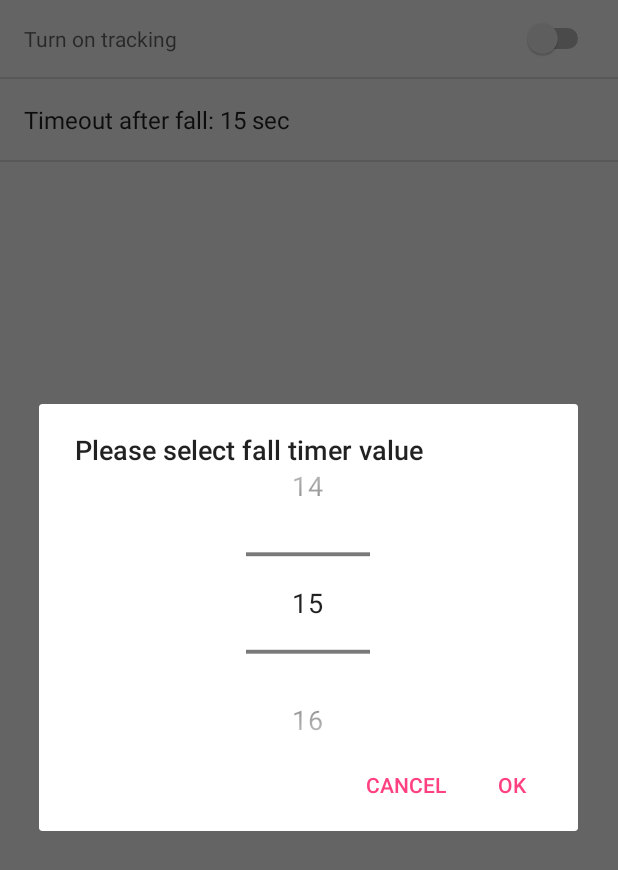
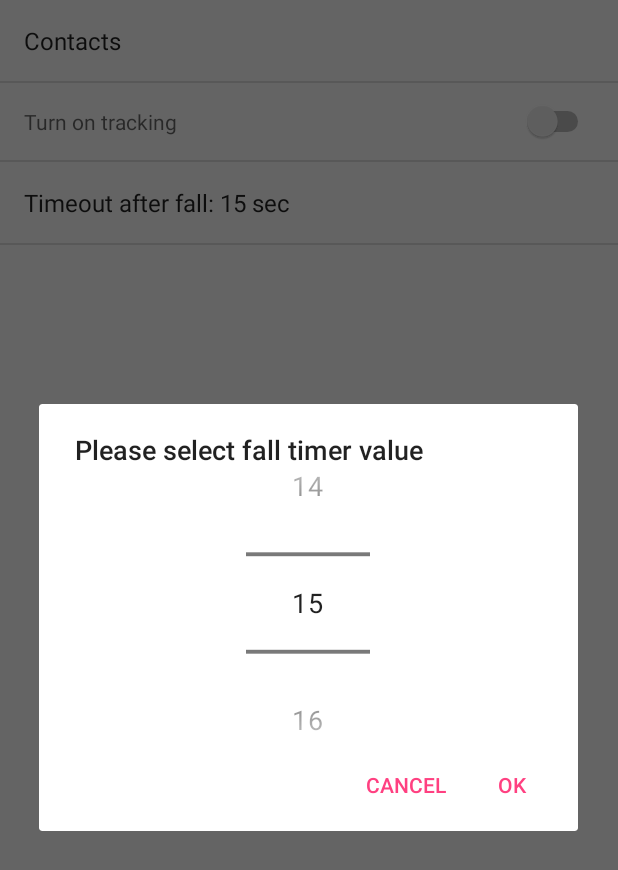
Before and after one commit to dmayboroda/friendinneed, an Android app: the SettingsActivity screen opened directly, with no data from a screen before it, after a tap on an icon or button, on a phone screen of 412 x 824 dp. Shown: the top 870 px of the screen. Run offline under Robolectric (Android 15) with nearby library versions, the phone set to English and light mode, and no system bars; network calls fail.

Commit message:
SettingsActivity

```diff
--- a/app/src/main/java/com/friendinneed/ua/friendinneed/SettingsActivity.java
+++ b/app/src/main/java/com/friendinneed/ua/friendinneed/SettingsActivity.java
@@ -1,10 +1,20 @@
 package com.friendinneed.ua.friendinneed;
 
 import android.content.SharedPreferences;
+import android.graphics.Bitmap;
+import android.graphics.Canvas;
+import android.graphics.drawable.BitmapDrawable;
+import android.graphics.drawable.Drawable;
 import android.os.Bundle;
+import android.preference.EditTextPreference;
 import android.preference.Preference;
 import android.preference.PreferenceActivity;
 import android.preference.PreferenceManager;
+import android.text.Spannable;
+import android.text.SpannableStringBuilder;
+import android.text.style.ImageSpan;
+import android.view.View;
+import android.widget.TextView;
 
 /**
  * Created by mymac on 8/7/16.
@@ -12,6 +22,8 @@ import android.preference.PreferenceManager;
 public class SettingsActivity extends PreferenceActivity implements SharedPreferences.OnSharedPreferenceChangeListener {
 
     Preference timerPreference;
+    TextView tv;
+
 
     @Override
     protected void onCreate(Bundle savedInstanceState) {
@@ -21,7 +33,78 @@ public class SettingsActivity extends PreferenceActivity implements SharedPrefer
 
         timerPreference = findPreference(getString(R.string.timer_key));
         updateTimerUi();
+
+
+
+
+
+
+        EditTextPreference etp = (EditTextPreference) findPreference("edit_text_pref");
+        etp.setTitle("Contacts");
+        etp.setText("yyyyyyyyyyyyyyyyy");
+
+        String contactName = "David";
+
+        //convert image to spannableString
+
+
+
+        final SpannableStringBuilder sb = new SpannableStringBuilder();
+        TextView tv = createContactTextView(contactName);
+
+        BitmapDrawable bd = (BitmapDrawable) convertViewToDrawable(tv);
+        bd.setBounds(0, 0, bd.getIntrinsicWidth(),bd.getIntrinsicHeight());
+
+        sb.append(contactName + ",");
+        sb.setSpan(new ImageSpan(bd), sb.length()-(contactName.length()+1), sb.length()-1, Spannable.SPAN_EXCLUSIVE_EXCLUSIVE);
+        etp.getEditText().setText(sb);
+        etp.setText("ddd");
+
+
     }
+
+
+    public TextView createContactTextView(String text){
+        //creating textview dynamically
+        tv = new TextView(this);
+        tv.setText(text);
+        tv.setTextSize(20);
+        tv.setBackgroundResource(R.drawable.widget_off);
+            tv.setCompoundDrawablesWithIntrinsicBounds(0, 0, R.drawable.app_icon, 0);
+        return tv;
+    }
+
+    public static Object convertViewToDrawable(View view) {
+//        int spec = View.MeasureSpec.makeMeasureSpec(0, View.MeasureSpec.UNSPECIFIED);
+
+//        view.measure(spec, spec);
+//        view.layout(0, 0, view.getMeasuredWidth(), view.getMeasuredHeight());
+
+
+        view.measure(View.MeasureSpec.makeMeasureSpec(0, View.MeasureSpec.UNSPECIFIED),
+                View.MeasureSpec.makeMeasureSpec(0, View.MeasureSpec.UNSPECIFIED));
+        view.layout(0, 0, 100, 100);
+
+        Bitmap b = Bitmap.createBitmap(view.getMeasuredWidth(), view.getMeasuredHeight(),
+                Bitmap.Config.ARGB_8888);
+        Canvas c = new Canvas(b);
+        c.translate(-view.getScrollX(), -view.getScrollY());
+        view.draw(c);
+        view.setDrawingCacheEnabled(true);
+        view.buildDrawingCache(true);
+        Bitmap cacheBmp = view.getDrawingCache(true);
+        Bitmap viewBmp = cacheBmp.copy(Bitmap.Config.ARGB_8888, true);
+//                view.setDrawingCacheEnabled(false);
+        view.destroyDrawingCache();
+        return new BitmapDrawable(viewBmp);
+    }
+
+
+
+
+
+
+
 
     @Override
     public void onSharedPreferenceChanged(SharedPreferences sharedPreferences,
@@ -42,6 +125,14 @@ public class SettingsActivity extends PreferenceActivity implements SharedPrefer
         super.onResume();
         getPreferenceScreen().getSharedPreferences()
                 .registerOnSharedPreferenceChangeListener(this);
+
+
+
+
+
+
+
+
     }
 
     @Override
@@ -51,4 +142,15 @@ public class SettingsActivity extends PreferenceActivity implements SharedPrefer
                 .unregisterOnSharedPreferenceChangeListener(this);
     }
 
+
+
+
+
+
+
+
+
+
+
+
 }
--- a/app/src/main/res/xml/pref_general.xml
+++ b/app/src/main/res/xml/pref_general.xml
@@ -2,6 +2,12 @@
 <PreferenceScreen xmlns:android="http://schemas.android.com/apk/res/android"
     android:layout_width="match_parent"
     android:layout_height="match_parent">
+
+
+
+    <EditTextPreference
+        android:id="@+id/edit_text_pref"
+        android:key="edit_text_pref"/>
 
     <SwitchPreference
         android:key="@string/tracking_key"
@@ -9,7 +15,7 @@
         android:summaryOn="@string/tracking_is_on"
         android:switchTextOff="@string/no_string"
         android:switchTextOn="@string/yes_string"
-        android:textSize="15sp"/>
+        android:textSize="18sp"/>
 
     <com.friendinneed.ua.friendinneed.NumberPickerPreference
         android:key="@string/timer_key"
```
Also changed, not shown: app/src/main/java/com/friendinneed/ua/friendinneed/DataQueue.java (+7 -7 lines), app/src/main/java/com/friendinneed/ua/friendinneed/InneedService.java (+6 -5 lines), app/src/main/java/com/friendinneed/ua/friendinneed/MainActivity.java (+42 -28 lines), app/src/main/java/com/friendinneed/ua/friendinneed/model/DataSampleRequest.java (+14 -4 lines), gradle/wrapper/gradle-wrapper.properties.
